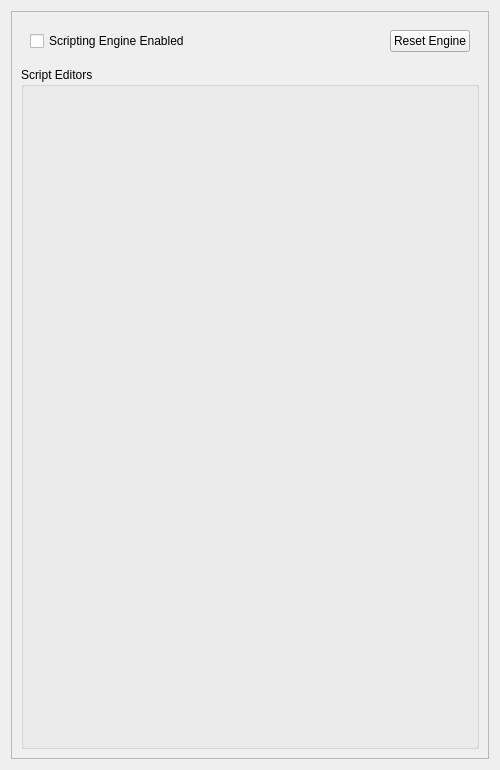
This is geometrize/dialog/imagejobscriptingpanel.ui in Tw1ddle/geometrize as Qt 5 draws it before an edit. The edited form follows.
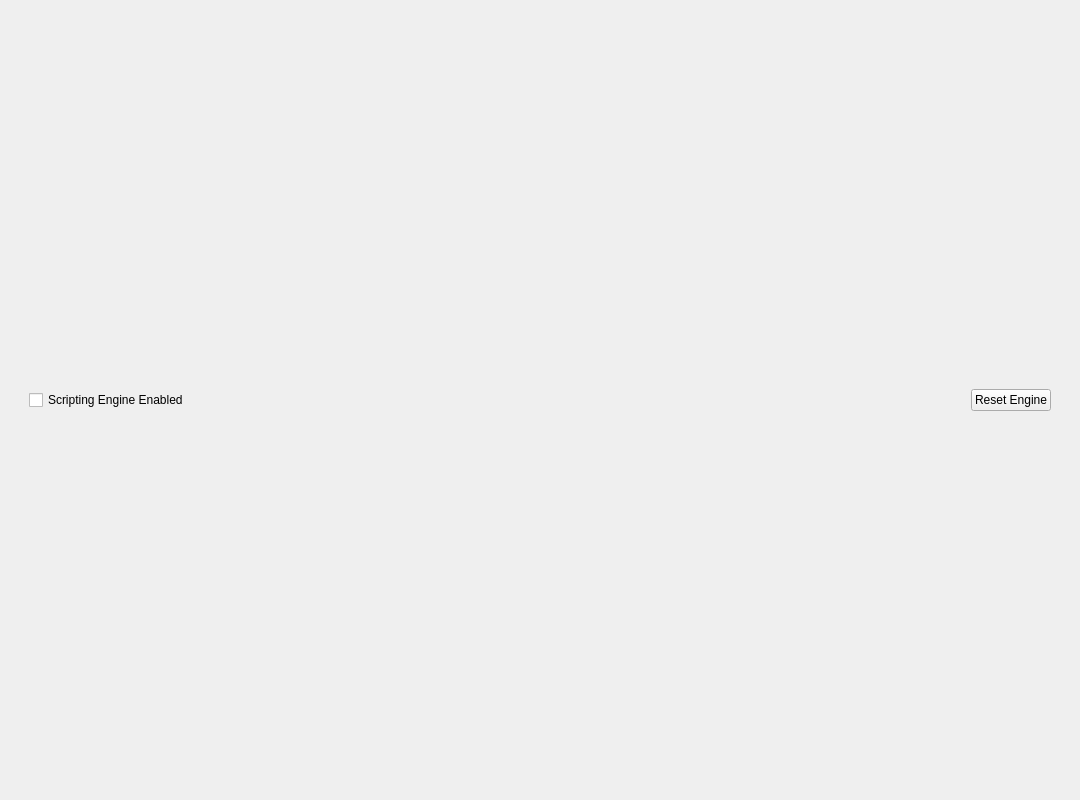
This is the edited form.

```diff
--- a/geometrize/dialog/imagejobscriptingpanel.ui
+++ b/geometrize/dialog/imagejobscriptingpanel.ui
@@ -9,14 +9,14 @@
    <rect>
     <x>0</x>
     <y>0</y>
-    <width>500</width>
-    <height>770</height>
+    <width>1080</width>
+    <height>800</height>
    </rect>
   </property>
   <property name="minimumSize">
    <size>
-    <width>500</width>
-    <height>770</height>
+    <width>1080</width>
+    <height>800</height>
    </size>
   </property>
   <property name="windowTitle">
@@ -25,6 +25,12 @@
   <layout class="QVBoxLayout" name="verticalLayout_2">
    <item>
     <widget class="QScrollArea" name="scrollArea">
+     <property name="frameShape">
+      <enum>QFrame::NoFrame</enum>
+     </property>
+     <property name="frameShadow">
+      <enum>QFrame::Plain</enum>
+     </property>
      <property name="widgetResizable">
       <bool>true</bool>
      </property>
@@ -33,8 +39,8 @@
        <rect>
         <x>0</x>
         <y>0</y>
-        <width>486</width>
-        <height>756</height>
+        <width>1068</width>
+        <height>788</height>
        </rect>
       </property>
       <layout class="QVBoxLayout" name="verticalLayout_3">
@@ -78,15 +84,7 @@
         </widget>
        </item>
        <item>
-        <layout class="QVBoxLayout" name="scriptEditorsContainer">
-         <item>
-          <widget class="QGroupBox" name="scriptEditGroupBox">
-           <property name="title">
-            <string>Script Editors</string>
-           </property>
-          </widget>
-         </item>
-        </layout>
+        <layout class="QVBoxLayout" name="scriptEditorsContainer"/>
        </item>
       </layout>
      </widget>
```
